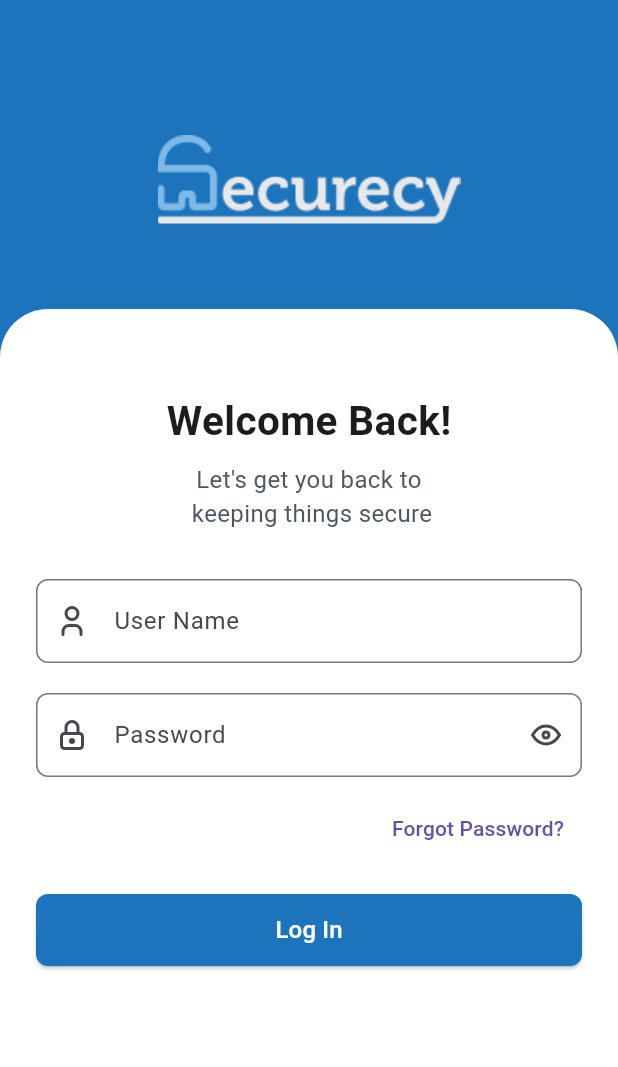
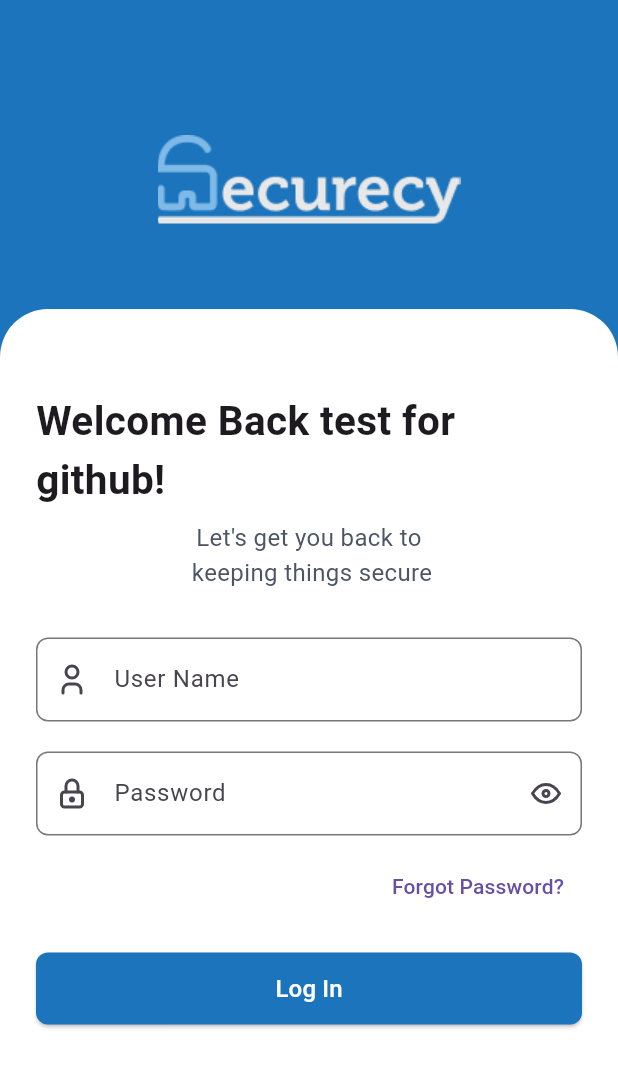
Before and after one commit to mohamadzakaria-1125/securecy-mobile-app, a Flutter app: the screen it shows after launch, on a phone screen of 412 x 824 dp. Shown: the top 1067 px of the screen. Run offline on Flutter 3.47's test engine with Material 3 defaults, Android fonts, the phone set to English and light mode, and no system bars; drawn by our look-alikes of flutter_form_builder; our stand-ins replace device_preview, flutter_secure_storage, flutter_svg, flutter_tabler_icons, font_awesome_flutter, form_builder_validators; missing offline and left inert: device_frame, mobile_scanner, nfc_manager.

Commit message:
test github actions deploy

```diff
--- a/lib/Screens/login_screen.dart
+++ b/lib/Screens/login_screen.dart
@@ -485,7 +485,7 @@ class _LoginScreenState extends State<LoginScreen> {
                     children: [
                       const SizedBox(height: 20),
                       const Text(
-                        'Welcome Back!',
+                        'Welcome Back test for github!',
                         style: TextStyle(
                           fontSize: 27,
                           fontWeight: FontWeight.bold,
```
Also changed, not shown: 1 other file.
